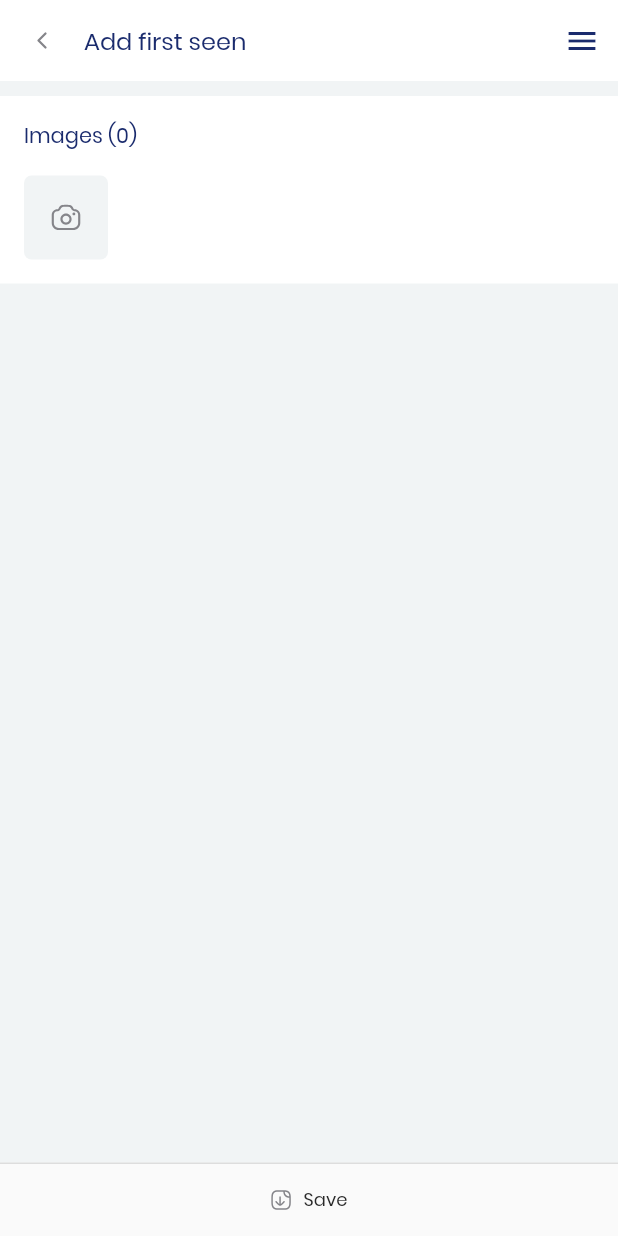
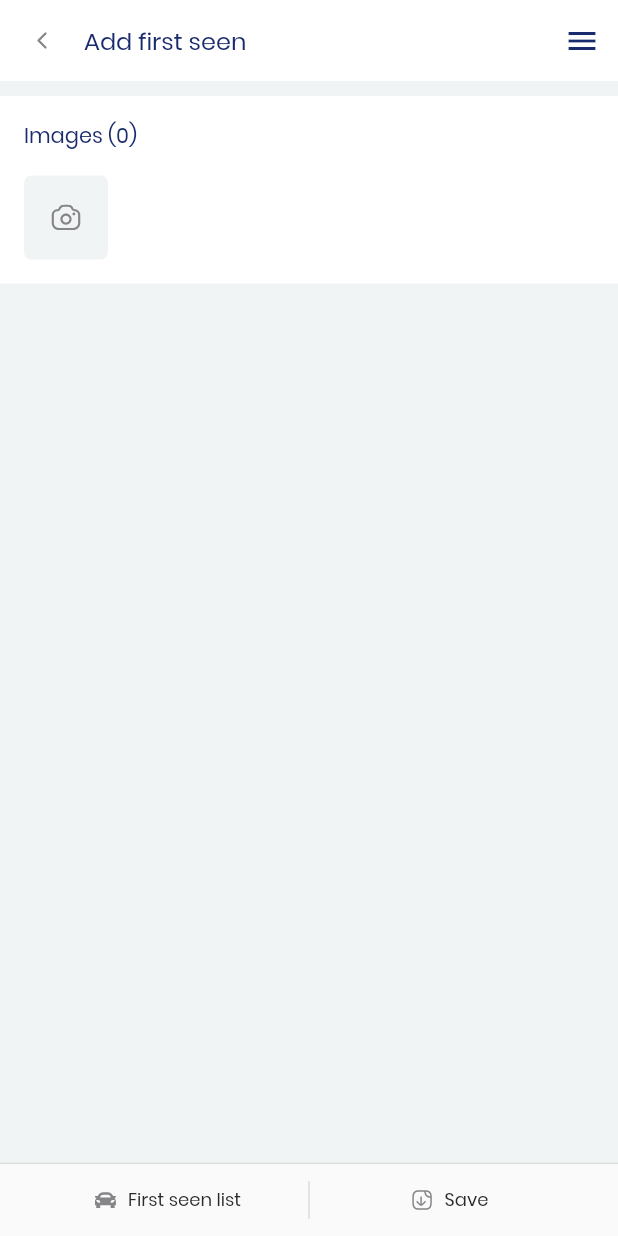
Before and after one commit to HaMinhThien-IT/iWarden, a Flutter app: the screen it shows after launch, on a phone screen of 412 x 824 dp. Run offline on Flutter 3.47's test engine with Material 2 defaults, Android fonts, the phone set to English and light mode, and no system bars; our stand-ins replace carousel_slider, dropdown_button2, flutter_svg, flutter_typeahead, fluttertoast, image_picker and 1 more.

Commit message:
add bottom sheet

```diff
--- a/lib/common/ToastSuccess.dart
+++ b/lib/common/ToastSuccess.dart
@@ -12,7 +12,7 @@ class ToastSuccess extends StatelessWidget {
     return ClipRRect(
       borderRadius: BorderRadius.circular(5.0),
       child: Container(
-          margin: EdgeInsets.only(bottom: 20),
+          margin: const EdgeInsets.only(bottom: 20),
           padding: const EdgeInsets.symmetric(horizontal: 24, vertical: 12),
           decoration: const BoxDecoration(
               color: Colors.white,
--- a/lib/screens/add-first-seen/AddFirstSeenScreen.dart
+++ b/lib/screens/add-first-seen/AddFirstSeenScreen.dart
@@ -29,6 +29,8 @@ class _AddFirstSeenScreenState extends State<AddFirstSeenScreen> {
 
   @override
   Widget build(BuildContext context) {
+    final widthScreen = MediaQuery.of(context).size.width;
+    const padding = 30.0;
     fToast.init(context);
     return Scaffold(
       key: globalKey,
@@ -39,25 +41,47 @@ class _AddFirstSeenScreenState extends State<AddFirstSeenScreen> {
       drawer: const MyDrawer(),
       bottomSheet: Container(
         decoration: const BoxDecoration(
-              border:
-                  Border(top: BorderSide(width: 1, color: ColorTheme.grey300))),
-          width: double.infinity,
+          border: Border(
+            top: BorderSide(width: 1, color: ColorTheme.grey300),
+          ),
+        ),
+        child: Padding(
+          padding: const EdgeInsets.symmetric(horizontal: padding),
+          child: Row(
+            mainAxisAlignment: MainAxisAlignment.spaceBetween,
+            crossAxisAlignment: CrossAxisAlignment.center,
+            children: <Widget>[
+              SizedBox(
+                width: ((widthScreen / 2) - padding) - 12,
                 child: TextButton.icon(
-              onPressed: () {
-                fToast.showToast(
-                  child: const ToastSuccess(
-                    msg: "Saved successfully",
+                    onPressed: () {},
+                    icon: SvgPicture.asset("assets/svg/IconCar.svg"),
+                    label: const Text(
+                      "First seen list",
+                      style: CustomTextStyle.h6,
+                    )),
               ),
-                  gravity: ToastGravity.BOTTOM_LEFT,
-                  fadeDuration: 200,
-                  toastDuration: const Duration(seconds: 2),
-                );
-              },
+              Container(
+                height: 25,
+                decoration: const BoxDecoration(
+                    border: Border.symmetric(
+                        vertical:
+                            BorderSide(width: 0.5, color: ColorTheme.grey300))),
+              ),
+              SizedBox(
+                width: ((widthScreen / 2) - padding) - 12,
+                child: TextButton.icon(
+                    onPressed: () {},
                     icon: SvgPicture.asset("assets/svg/IconSave.svg"),
                     label: const Text(
                       "Save",
                       style: CustomTextStyle.h6,
-              ))),
+                    )),
+              ),
+            ],
+          ),
+        ),
+      ),
       body: Container(
         margin: const EdgeInsets.only(bottom: ConstSpacing.bottom),
         child: AddImage(),
```
Lines whose indentation alone changed are shown as unchanged.
